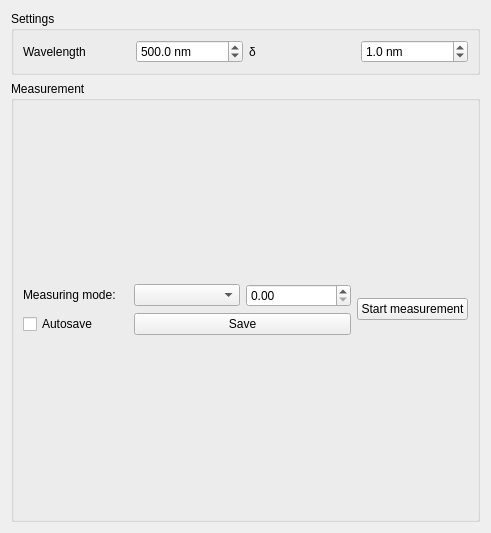
First picture: the form in hyperion/view/polarimeter/polarimeter.ui, repository caldarolamartin/hyperion, before the edit.
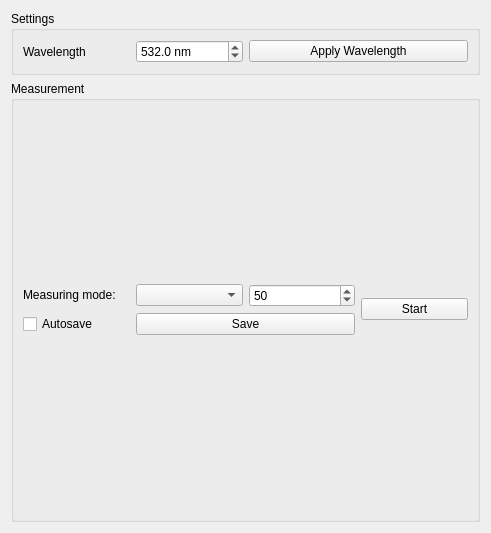
Second picture: the form after the edit.

Commit message: the gui for the polarimeter instrument with a monitor graph is working. the rest of the functionalities are NOT implemented yet.

Patch:
```diff
--- a/hyperion/view/polarimeter/polarimeter.ui
+++ b/hyperion/view/polarimeter/polarimeter.ui
@@ -53,35 +53,19 @@
            <double>0.100000000000000</double>
           </property>
           <property name="value">
-           <double>500.000000000000000</double>
-          </property>
-         </widget>
-        </item>
-        <item>
-         <widget class="QLabel" name="label_2">
-          <property name="text">
-           <string>δ</string>
-          </property>
-         </widget>
-        </item>
-        <item>
-         <widget class="QDoubleSpinBox" name="doubleSpinBox_2">
-          <property name="suffix">
-           <string> nm</string>
-          </property>
-          <property name="decimals">
-           <number>1</number>
-          </property>
-          <property name="maximum">
-           <double>350.000000000000000</double>
-          </property>
-          <property name="value">
-           <double>1.000000000000000</double>
+           <double>532.000000000000000</double>
           </property>
          </widget>
         </item>
        </layout>
       </item>
+      <item>
+       <widget class="QPushButton" name="pushButton_apply_wavelength">
+        <property name="text">
+         <string>Apply Wavelength</string>
+        </property>
+       </widget>
+      </item>
      </layout>
     </widget>
    </item>
@@ -144,17 +128,7 @@
            </sizepolicy>
           </property>
           <property name="text">
-           <string>Start measurement</string>
-          </property>
-         </widget>
-        </item>
-        <item row="0" column="3">
-         <widget class="QDoubleSpinBox" name="doubleSpinBox_3">
-          <property name="sizePolicy">
-           <sizepolicy hsizetype="Minimum" vsizetype="Fixed">
-            <horstretch>0</horstretch>
-            <verstretch>0</verstretch>
-           </sizepolicy>
+           <string>Start</string>
           </property>
          </widget>
         </item>
@@ -171,6 +145,25 @@
           </property>
          </widget>
         </item>
+        <item row="0" column="3">
+         <widget class="QSpinBox" name="spinBox_measurement_length">
+          <property name="sizePolicy">
+           <sizepolicy hsizetype="Minimum" vsizetype="Fixed">
+            <horstretch>0</horstretch>
+            <verstretch>0</verstretch>
+           </sizepolicy>
+          </property>
+          <property name="minimum">
+           <number>1</number>
+          </property>
+          <property name="maximum">
+           <number>1000</number>
+          </property>
+          <property name="value">
+           <number>50</number>
+          </property>
+         </widget>
+        </item>
        </layout>
       </item>
       <item>
```
Left out of the diff: 8 changed lines with no effect on the pictures. The commit also changes 4 other files.
